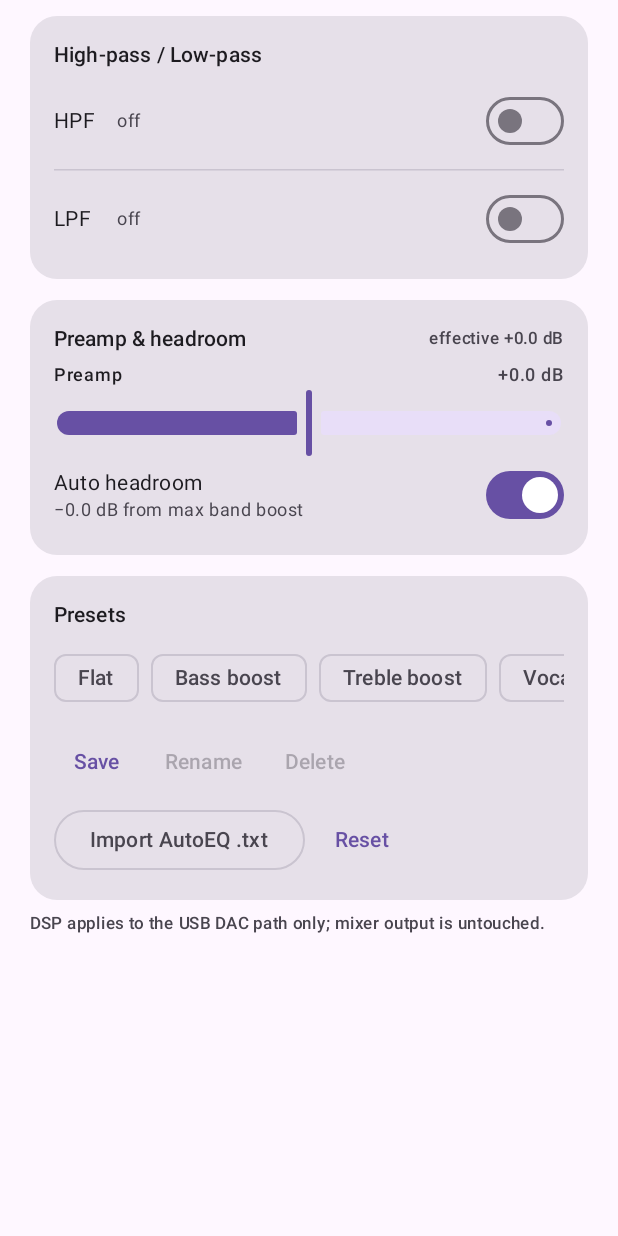
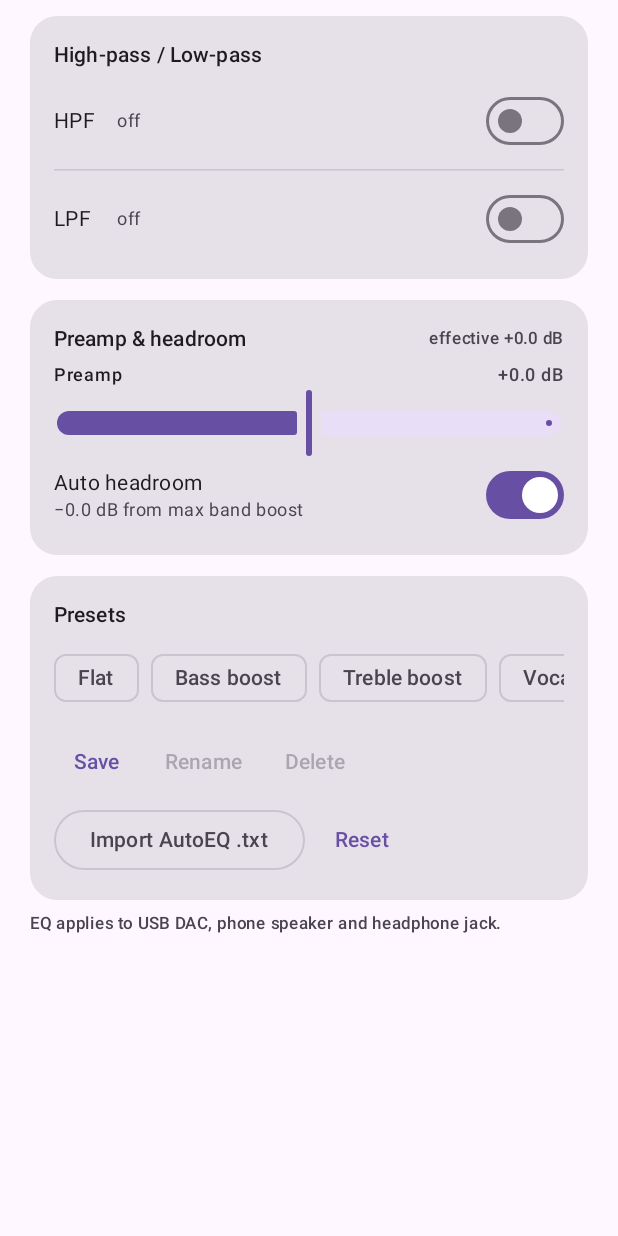
Before and after one commit to Jaytachy/VCHiFiMP, an Android app built with Jetpack Compose: the composable EqScreen called with empty values, scrolled down 569 dp, on a phone screen of 412 x 824 dp. Run offline under Robolectric (Android 15) with nearby library versions, the phone set to English and light mode, and no system bars; 21 statements that could not run were skipped.

Commit message:
EQ screen: remove USB-only wording

```diff
--- a/android/app/src/main/java/dev/jay/usbdirect/EQScreen.kt
+++ b/android/app/src/main/java/dev/jay/usbdirect/EQScreen.kt
@@ -114,7 +114,7 @@ fun EqScreen(
                 Column(Modifier.weight(1f)) {
                     Text("Equalizer", style = MaterialTheme.typography.headlineMedium)
                     Text(
-                        "Parametric EQ · USB DAC path",
+                        "Parametric EQ",
                         style = MaterialTheme.typography.bodySmall,
                         color = MaterialTheme.colorScheme.onSurfaceVariant
                     )
@@ -419,7 +419,7 @@ fun EqScreen(
             }
             Spacer(Modifier.height(8.dp))
             Text(
-                "DSP applies to the USB DAC path only; mixer output is untouched.",
+                "EQ applies to USB DAC, phone speaker and headphone jack.",
                 style = MaterialTheme.typography.labelSmall,
                 color = MaterialTheme.colorScheme.onSurfaceVariant
             )
```
